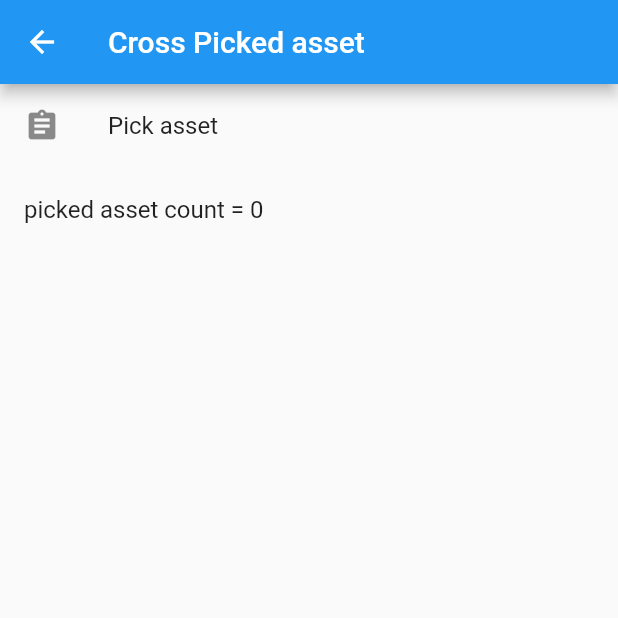
After one commit to vohoangtuit/flutter_get_all_image_video_on_device, a Flutter app: the PickedExample screen opened directly, on a phone screen of 412 x 824 dp, the top half of it. The commit adds this screen. Run offline on Flutter 3.47's test engine with Material 2 defaults, Android fonts, the phone set to English and light mode, and no system bars; missing offline and left inert: multi_image_picker, photo, photo_manager.

Commit message:
add screen select multiple image

```diff
--- a/get_all_image_video/lib/base/dialog.dart
+++ b/get_all_image_video/lib/base/dialog.dart
@@ -4,10 +4,7 @@ import 'package:get_all_image_video/widget/text_style.dart';
 class BaseDialog extends StatelessWidget {
   Dialog dialog;
    final String title, description;
-  BaseDialog({
-    @required this.title,
-    @required this.description,
-  });
+  BaseDialog({@required this.title, @required this.description,});
 
   BuildContext context;
   @override
--- /dev/null
+++ b/get_all_image_video/lib/utils/icon_text_button.dart
@@ -0,0 +1,23 @@
+import 'package:flutter/material.dart';
+
+class IconTextButton extends StatelessWidget {
+  final IconData icon;
+  final String text;
+  final Function onTap;
+
+  const IconTextButton({Key key, this.icon, this.text, this.onTap})
+      : super(key: key);
+
+  @override
+  Widget build(BuildContext context) {
+    return InkWell(
+      onTap: onTap,
+      child: Container(
+        child: ListTile(
+          leading: Icon(icon ?? Icons.device_unknown),
+          title: Text(text ?? ""),
+        ),
+      ),
+    );
+  }
+}
--- /dev/null
+++ b/get_all_image_video/lib/utils/picked_example.dart
@@ -0,0 +1,48 @@
+import 'package:flutter/cupertino.dart';
+import 'package:flutter/material.dart';
+import 'package:photo/photo.dart';
+
+import 'icon_text_button.dart';
+import 'package:photo_manager/photo_manager.dart';
+
+class PickedExample extends StatefulWidget {
+  @override
+  _PickedExampleState createState() => _PickedExampleState();
+}
+
+class _PickedExampleState extends State<PickedExample> {
+  List<AssetEntity> picked = [];
+
+  @override
+  Widget build(BuildContext context) {
+    return Scaffold(
+      appBar: AppBar(
+        title: Text("Cross Picked asset"),
+      ),
+      body: Column(
+        children: <Widget>[
+          IconTextButton(
+            icon: Icons.assignment,
+            text: "Pick asset",
+            onTap: _pickAsset,
+          ),
+          ListTile(
+            title: Text("picked asset count = ${picked.length}"),
+          ),
+        ],
+      ),
+    );
+  }
+
+  void _pickAsset() async {
+    final result = await PhotoPicker.pickAsset(
+      context: context,
+      pickedAssetList: picked,
+    );
+    if (result != null && result.isNotEmpty) {
+      picked.clear();
+      picked.addAll(result);
+      setState(() {});
+    }
+  }
+}
--- a/get_all_image_video/pubspec.yaml
+++ b/get_all_image_video/pubspec.yaml
@@ -28,6 +28,8 @@ dependencies:
   # The following adds the Cupertino Icons font to your application.
   # Use with the CupertinoIcons class for iOS style icons.
   cupertino_icons: ^0.1.3
+  multi_image_picker: ^4.7.14
+  photo: ^0.4.8
 
 dev_dependencies:
   flutter_test:
```
Also changed, not shown: get_all_image_video/lib/main.dart (+25 -11 lines), get_all_image_video/lib/screen/demo_one.dart (added, +85 -0 lines), get_all_image_video/lib/screen/demo_two.dart (added, +69 -0 lines), get_all_image_video/lib/utils/asset_image.dart (added, +59 -0 lines), get_all_image_video/lib/utils/preview.dart (added, +30 -0 lines), get_all_image_video/pubspec.lock, 2 other files.
